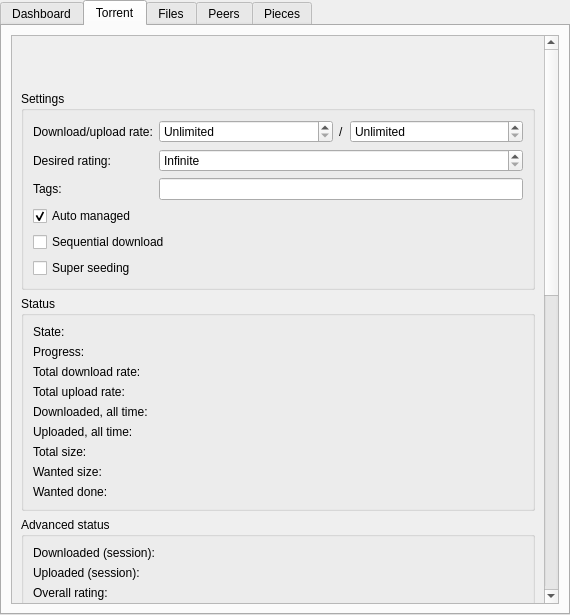
This is src/plugins/bittorrent/tabwidget.ui in 0xd34df00d/leechcraft as Qt 5 draws it before an edit. The edited form follows.
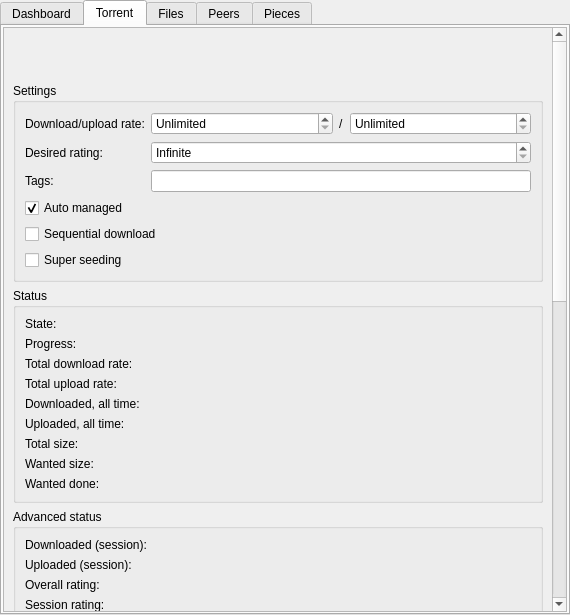
This is the edited form. The open tabs and pages were chosen to show the change. Custom widgets are drawn as their Qt base class.

Commit message: BitTorrent: reduced margins.

Diff of the .ui file:
```diff
--- a/src/plugins/bittorrent/tabwidget.ui
+++ b/src/plugins/bittorrent/tabwidget.ui
@@ -762,6 +762,9 @@
     <string>Torrent</string>
    </attribute>
    <layout class="QVBoxLayout" name="verticalLayout_2">
+    <property name="margin">
+     <number>1</number>
+    </property>
     <item>
      <widget class="QScrollArea" name="scrollArea">
       <property name="widgetResizable">
@@ -771,8 +774,8 @@
        <property name="geometry">
         <rect>
          <x>0</x>
-         <y>-439</y>
-         <width>542</width>
+         <y>0</y>
+         <width>554</width>
          <height>1184</height>
         </rect>
        </property>
```
Left out of the diff: 16 changed lines with no effect on the pictures.
